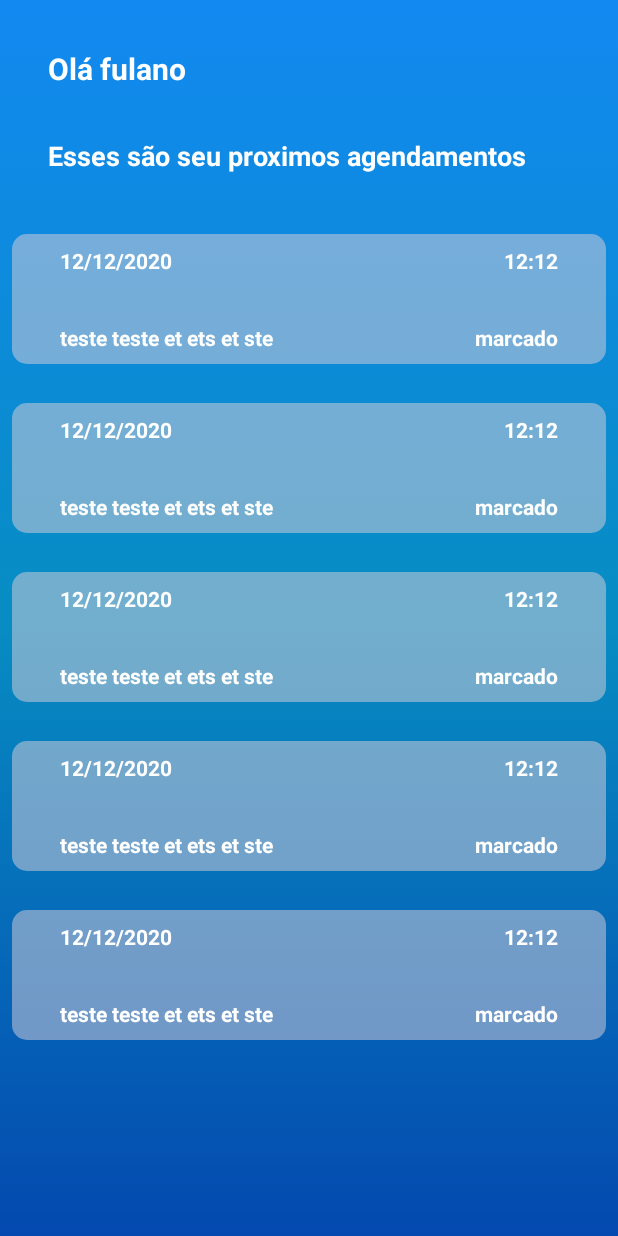
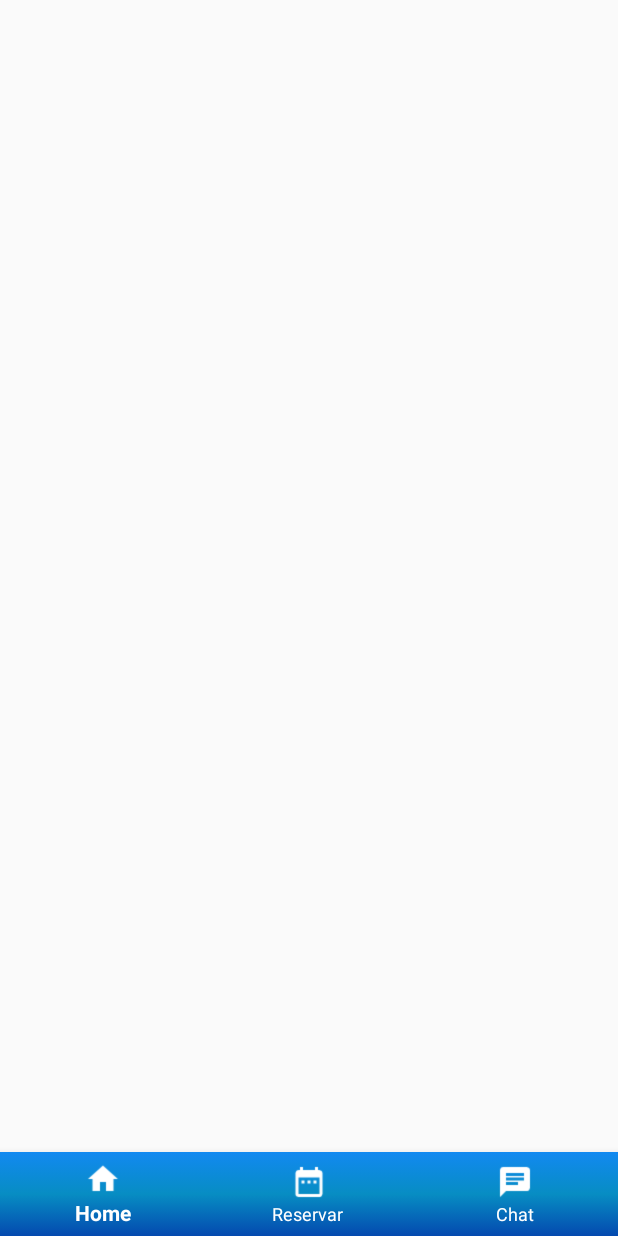
Before and after one commit to LordRadamanthys/agendamentos, an Android app: the screen it shows after launch (HomeActivity before the commit, DefaultActivity after it), after a tap on "ENTRAR", on a phone screen of 412 x 824 dp. Run offline under Robolectric (Android 15) with nearby library versions, the light colour scheme and no system bars; 2 statements that could not run were skipped.

Commit message:
tela de cadastro, reservas e home

```diff
--- a/mulheresAG/app/build.gradle
+++ b/mulheresAG/app/build.gradle
@@ -31,12 +31,14 @@ dependencies {
     implementation 'androidx.appcompat:appcompat:1.1.0'
     implementation 'androidx.core:core-ktx:1.2.0'
     implementation 'androidx.constraintlayout:constraintlayout:1.1.3'
+    implementation 'com.google.android.material:material:1.1.0-alpha10'
 
     implementation 'com.google.firebase:firebase-analytics:17.2.0'
     implementation 'com.google.firebase:firebase-messaging:20.0.0'
     implementation 'com.google.firebase:firebase-core:17.0.0'
     implementation 'com.google.firebase:firebase-messaging:19.0.0'
 
+    implementation 'androidx.legacy:legacy-support-v4:1.0.0'
     testImplementation 'junit:junit:4.12'
     androidTestImplementation 'androidx.test.ext:junit:1.1.1'
     androidTestImplementation 'androidx.test.espresso:espresso-core:3.2.0'
--- a/mulheresAG/app/src/main/AndroidManifest.xml
+++ b/mulheresAG/app/src/main/AndroidManifest.xml
@@ -12,7 +12,8 @@
         android:roundIcon="@mipmap/ic_launcher_round"
         android:supportsRtl="true"
         android:theme="@style/AppTheme">
-        <activity android:name=".view.homePage.HomeActivity"></activity>
+        <activity android:name=".view.DefaultActivity"></activity>
+        <activity android:name=".view.homePage.HomeActivity" />
         <activity android:name=".view.cadastro.CadastroActivity" />
         <activity android:name=".view.login.LoginActivity">
             <intent-filter>
--- /dev/null
+++ b/mulheresAG/app/src/main/java/com/example/mulheresag/view/DefaultActivity.kt
@@ -0,0 +1,59 @@
+package com.example.mulheresag.view
+
+import android.os.Bundle
+import android.view.Window
+import android.view.WindowManager
+import androidx.appcompat.app.AppCompatActivity
+import androidx.fragment.app.Fragment
+import com.example.mulheresag.R
+import com.example.mulheresag.view.agendamento.AgendamentosFragment
+import com.example.mulheresag.view.homePage.HomeFragment
+import com.google.android.material.bottomnavigation.BottomNavigationView
+import kotlinx.android.synthetic.main.activity_default.*
+
+
+class DefaultActivity : AppCompatActivity() {
+
+    override fun onCreate(savedInstanceState: Bundle?) {
+        super.onCreate(savedInstanceState)
+        requestWindowFeature(Window.FEATURE_NO_TITLE)
+        supportActionBar?.hide()
+        window.setFlags(
+            WindowManager.LayoutParams.FLAG_FULLSCREEN,
+            WindowManager.LayoutParams.FLAG_FULLSCREEN
+        )
+        setContentView(R.layout.activity_default)
+
+        bottomNavigation()
+    }
+
+    private fun bottomNavigation() {
+        bottom_navigation.setOnNavigationItemSelectedListener(BottomNavigationView.OnNavigationItemSelectedListener { item ->
+            when (item.itemId) {
+                R.id.navigation_home -> {
+                    openFragment(HomeFragment())
+                    //Toast.makeText(baseContext, "token", Toast.LENGTH_SHORT).show()
+                    return@OnNavigationItemSelectedListener true
+                }
+                R.id.navigation_agendamento -> {
+                    openFragment(AgendamentosFragment())
+//                    Toast.makeText(baseContext, "token", Toast.LENGTH_SHORT).show()
+                    return@OnNavigationItemSelectedListener true
+                }
+                R.id.navigation_chat -> {
+                    openFragment(HomeFragment())
+//                    Toast.makeText(baseContext, "token", Toast.LENGTH_SHORT).show()
+                    return@OnNavigationItemSelectedListener true
+                }
+            }
+            return@OnNavigationItemSelectedListener false
+        })
+    }
+
+    private fun openFragment(fragment: Fragment?) {
+        supportFragmentManager.beginTransaction()
+            .replace(R.id.container, fragment!!)
+            .commit()
+        //transaction.addToBackStack(null)
+    }
+}
--- a/mulheresAG/app/src/main/java/com/example/mulheresag/view/homePage/AdapterHome.kt
+++ b/mulheresAG/app/src/main/java/com/example/mulheresag/view/homePage/AdapterHome.kt
@@ -9,8 +9,7 @@ import com.example.mulheresag.model.ReservationModel
 import kotlinx.android.synthetic.main.list_adapter_home.view.*
 
 class AdapterHome(
-    listReservation: MutableList<ReservationModel>,
-    homeActivity: HomeActivity
+    listReservation: MutableList<ReservationModel>
 ) : RecyclerView.Adapter<AdapterHome.MyViewHolder>() {
     private var listReservation = listReservation
 
--- a/mulheresAG/app/src/main/java/com/example/mulheresag/view/homePage/HomeActivity.kt
+++ b/mulheresAG/app/src/main/java/com/example/mulheresag/view/homePage/HomeFragment.kt
@@ -1,35 +1,39 @@
 package com.example.mulheresag.view.homePage
 
-import androidx.appcompat.app.AppCompatActivity
 import android.os.Bundle
-import android.view.Window
-import android.view.WindowManager
+import android.view.LayoutInflater
+import android.view.View
+import android.view.ViewGroup
+import androidx.fragment.app.Fragment
 import androidx.recyclerview.widget.RecyclerView
 import com.example.mulheresag.R
 import com.example.mulheresag.model.ReservationModel
-import kotlinx.android.synthetic.main.activity_home.*
+import kotlinx.android.synthetic.main.fragment_home.view.*
 
-class HomeActivity : AppCompatActivity() {
+
+/**
+ * A simple [Fragment] subclass.
+ */
+class HomeFragment : Fragment() {
     var listReservation = mutableListOf<ReservationModel>()
-    lateinit var recyclerHome: RecyclerView
-    override fun onCreate(savedInstanceState: Bundle?) {
-        super.onCreate(savedInstanceState)
-        requestWindowFeature(Window.FEATURE_NO_TITLE)
-        supportActionBar?.hide()
-        window.setFlags(
-            WindowManager.LayoutParams.FLAG_FULLSCREEN,
-            WindowManager.LayoutParams.FLAG_FULLSCREEN
-        )
-        setContentView(R.layout.activity_home)
+    lateinit var recyclerViewHome: RecyclerView
+    override fun onCreateView(
+        inflater: LayoutInflater, container: ViewGroup?,
+        savedInstanceState: Bundle?
+    ): View? {
 
+
+        var inflate = inflater.inflate(R.layout.fragment_home, container, false)
 
         loadLits()
 
 
-        recyclerHome = recycleHome
-        recyclerHome.adapter = AdapterHome(listReservation, this)
 
+        recyclerViewHome = inflate.recycleHomeFragment
+        recyclerViewHome.adapter = AdapterHome(listReservation)
+        // Inflate the layout for this fragment
 
+        return inflate
     }
 
     private fun loadLits() {
@@ -74,4 +78,5 @@ class HomeActivity : AppCompatActivity() {
             )
         )
     }
+
 }
--- a/mulheresAG/app/src/main/java/com/example/mulheresag/view/login/LoginActivity.kt
+++ b/mulheresAG/app/src/main/java/com/example/mulheresag/view/login/LoginActivity.kt
@@ -10,8 +10,8 @@ import android.view.WindowManager
 import android.widget.Toast
 import com.example.mulheresag.MyFirebaseMessagingService
 import com.example.mulheresag.R
+import com.example.mulheresag.view.DefaultActivity
 import com.example.mulheresag.view.cadastro.CadastroActivity
-import com.example.mulheresag.view.homePage.HomeActivity
 import com.google.android.gms.tasks.OnCompleteListener
 import com.google.firebase.iid.FirebaseInstanceId
 import com.google.firebase.messaging.FirebaseMessaging
@@ -29,7 +29,7 @@ class LoginActivity : AppCompatActivity() {
 
 
         button_entrar.setOnClickListener(View.OnClickListener {
-            val home = Intent(this,HomeActivity::class.java)
+            val home = Intent(this,DefaultActivity::class.java)
             startActivity(home)
 
         })
--- a/mulheresAG/app/src/main/res/layout/activity_cadastro.xml
+++ b/mulheresAG/app/src/main/res/layout/activity_cadastro.xml
@@ -92,6 +92,8 @@
         android:layout_marginEnd="100dp"
         android:layout_marginBottom="190dp"
         android:text="Cadastrar"
+        android:textColor="#fff"
+        android:background="@drawable/buttom_default"
         app:layout_constraintBottom_toBottomOf="parent"
         app:layout_constraintEnd_toEndOf="parent"
         app:layout_constraintStart_toStartOf="parent"
--- /dev/null
+++ b/mulheresAG/app/src/main/res/layout/activity_default.xml
@@ -0,0 +1,33 @@
+<?xml version="1.0" encoding="utf-8"?>
+<androidx.constraintlayout.widget.ConstraintLayout xmlns:android="http://schemas.android.com/apk/res/android"
+    xmlns:app="http://schemas.android.com/apk/res-auto"
+    xmlns:tools="http://schemas.android.com/tools"
+    android:layout_width="match_parent"
+    android:layout_height="match_parent"
+    tools:context=".view.DefaultActivity"
+    >
+
+    <FrameLayout
+        android:id="@+id/container"
+        android:layout_width="0dp"
+        android:layout_height="0dp"
+        app:layout_constraintBottom_toTopOf="@+id/bottom_navigation"
+        app:layout_constraintEnd_toEndOf="parent"
+        app:layout_constraintStart_toStartOf="parent"
+        app:layout_constraintTop_toTopOf="parent" />
+        <!-- Main content -->
+    <com.google.android.material.bottomnavigation.BottomNavigationView
+        android:id="@+id/bottom_navigation"
+        android:layout_width="match_parent"
+        android:layout_height="wrap_content"
+        android:layout_gravity="bottom"
+        android:background="#2171CD"
+        app:itemBackground="@drawable/background_color_home"
+        app:itemIconTint="#fff"
+        app:itemTextColor="#FFF"
+        app:layout_constraintBottom_toBottomOf="parent"
+        app:layout_constraintEnd_toEndOf="parent"
+        app:layout_constraintStart_toStartOf="parent"
+        app:menu="@menu/navigation" />
+
+</androidx.constraintlayout.widget.ConstraintLayout>
--- a/mulheresAG/app/src/main/res/layout/activity_main.xml
+++ b/mulheresAG/app/src/main/res/layout/activity_main.xml
@@ -58,6 +58,8 @@
         android:layout_height="wrap_content"
         android:layout_marginTop="60dp"
         android:text="Entrar"
+        android:background="@drawable/buttom_default"
+        android:textColor="#fff"
         app:layout_constraintEnd_toEndOf="@+id/textView_cadastro"
         app:layout_constraintStart_toStartOf="@+id/textView_cadastro"
         app:layout_constraintTop_toBottomOf="@+id/textView_cadastro" />
--- a/mulheresAG/app/src/main/res/layout/activity_home.xml
+++ b/mulheresAG/app/src/main/res/layout/fragment_home.xml
@@ -4,8 +4,8 @@
     xmlns:tools="http://schemas.android.com/tools"
     android:layout_width="match_parent"
     android:layout_height="match_parent"
-    tools:context=".view.homePage.HomeActivity"
-    android:background="@drawable/background_color_home">
+    android:background="@drawable/background_color_home"
+    tools:context=".view.homePage.HomeFragment">
 
     <TextView
         android:id="@+id/textView_tituloHome"
@@ -38,10 +38,12 @@
         app:layout_constraintTop_toBottomOf="@+id/textView_tituloHome" />
 
     <androidx.recyclerview.widget.RecyclerView
-        android:id="@+id/recycleHome"
+        android:id="@+id/recycleHomeFragment"
         android:layout_width="0dp"
         android:layout_height="0dp"
+        android:layout_marginStart="8dp"
         android:layout_marginTop="32dp"
+        android:layout_marginEnd="8dp"
         android:layout_marginBottom="8dp"
         app:layoutManager="androidx.recyclerview.widget.LinearLayoutManager"
         app:layout_constraintBottom_toBottomOf="parent"
--- /dev/null
+++ b/mulheresAG/app/src/main/res/menu/navigation.xml
@@ -0,0 +1,24 @@
+<?xml version="1.0" encoding="utf-8"?>
+<menu xmlns:android="http://schemas.android.com/apk/res/android"
+    xmlns:app="http://schemas.android.com/apk/res-auto">
+    <item
+        android:id="@+id/navigation_home"
+        android:enabled="true"
+        android:icon="@drawable/home"
+        android:title="Home"
+        app:showAsAction="ifRoom" />
+    <item
+        android:id="@+id/navigation_agendamento"
+        android:enabled="true"
+        android:icon="@drawable/date"
+        android:title="Reservar"
+        app:showAsAction="ifRoom" />
+    <item
+        android:id="@+id/navigation_chat"
+        android:enabled="true"
+        android:icon="@drawable/chat"
+        android:title="Chat"
+        app:showAsAction="ifRoom" />
+
+
+</menu>
--- a/mulheresAG/app/src/main/res/values/strings.xml
+++ b/mulheresAG/app/src/main/res/values/strings.xml
@@ -1,3 +1,6 @@
 <resources>
     <string name="app_name">mulheresAG</string>
+
+    <!-- TODO: Remove or change this placeholder text -->
+    <string name="hello_blank_fragment">Hello blank fragment</string>
 </resources>
```
Also changed, not shown: mulheresAG/app/src/main/java/com/example/mulheresag/view/agendamento/AgendamentosFragment.kt (added, +82 -0 lines), mulheresAG/app/src/main/res/drawable/buttom_default.xml (added, +10 -0 lines), mulheresAG/app/src/main/res/drawable/ic_chat_background.xml (added, +74 -0 lines), mulheresAG/app/src/main/res/layout/fragment_agendamentos.xml (added, +133 -0 lines), mulheresAG/app/src/main/ic_chat-playstore.png (added), mulheresAG/app/src/main/res/drawable/chat.png (added), mulheresAG/app/src/main/res/drawable/date.png (added), mulheresAG/app/src/main/res/drawable/home.png (added).
